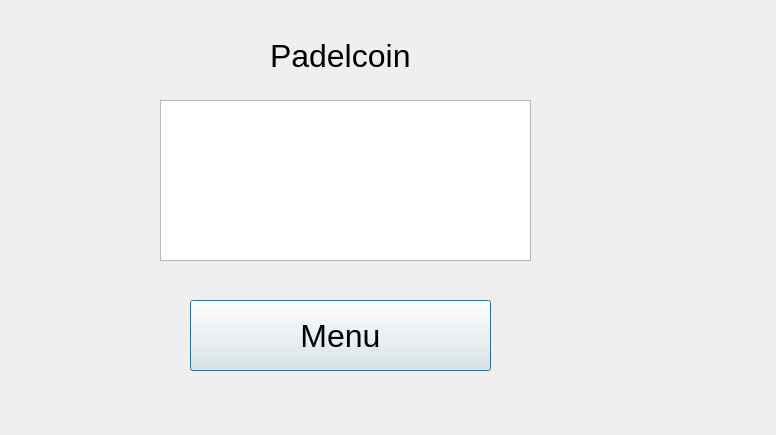
Above: bankautomat/padelcoin.ui from tvt21kmo-bank-project/group_3 before the change. Below: the same form after it.
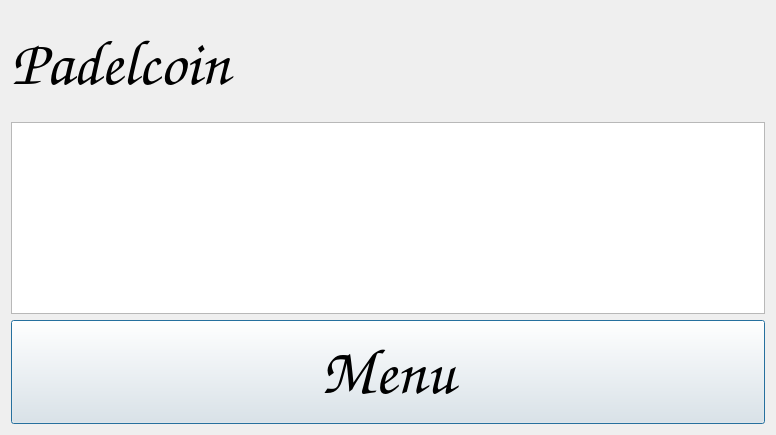
That is the form after the change.

Diff of the .ui file:
```diff
--- a/bankautomat/padelcoin.ui
+++ b/bankautomat/padelcoin.ui
@@ -13,36 +13,48 @@
   <property name="windowTitle">
    <string>Dialog</string>
   </property>
+  <layout class="QVBoxLayout" name="verticalLayout">
+   <item>
   <widget class="QLabel" name="label">
-   <property name="geometry">
-    <rect>
-     <x>270</x>
-     <y>30</y>
-     <width>261</width>
-     <height>51</height>
-    </rect>
-   </property>
    <property name="font">
     <font>
-     <pointsize>24</pointsize>
+       <family>Comic Sans MS</family>
+       <pointsize>48</pointsize>
     </font>
    </property>
    <property name="text">
     <string>Padelcoin</string>
    </property>
   </widget>
+   </item>
+   <item>
+    <widget class="QTextEdit" name="txtPadel">
+     <property name="sizePolicy">
+      <sizepolicy hsizetype="Preferred" vsizetype="Preferred">
+       <horstretch>0</horstretch>
+       <verstretch>0</verstretch>
+      </sizepolicy>
+     </property>
+     <property name="font">
+      <font>
+       <family>Comic Sans MS</family>
+       <pointsize>48</pointsize>
+      </font>
+     </property>
+    </widget>
+   </item>
+   <item>
   <widget class="QPushButton" name="btnMenu">
-   <property name="geometry">
-    <rect>
-     <x>190</x>
-     <y>300</y>
-     <width>301</width>
-     <height>71</height>
-    </rect>
+     <property name="sizePolicy">
+      <sizepolicy hsizetype="Preferred" vsizetype="Preferred">
+       <horstretch>0</horstretch>
+       <verstretch>0</verstretch>
+      </sizepolicy>
    </property>
    <property name="font">
     <font>
-     <pointsize>24</pointsize>
+       <family>Comic Sans MS</family>
+       <pointsize>48</pointsize>
     </font>
    </property>
    <property name="styleSheet">
@@ -74,21 +86,8 @@
     <string>Menu</string>
    </property>
   </widget>
-  <widget class="QTextEdit" name="txtPadel">
-   <property name="geometry">
-    <rect>
-     <x>160</x>
-     <y>100</y>
-     <width>371</width>
-     <height>161</height>
-    </rect>
-   </property>
-   <property name="font">
-    <font>
-     <pointsize>14</pointsize>
-    </font>
-   </property>
-  </widget>
+   </item>
+  </layout>
  </widget>
  <resources/>
  <connections/>
```
Lines whose indentation alone changed are shown as unchanged.
